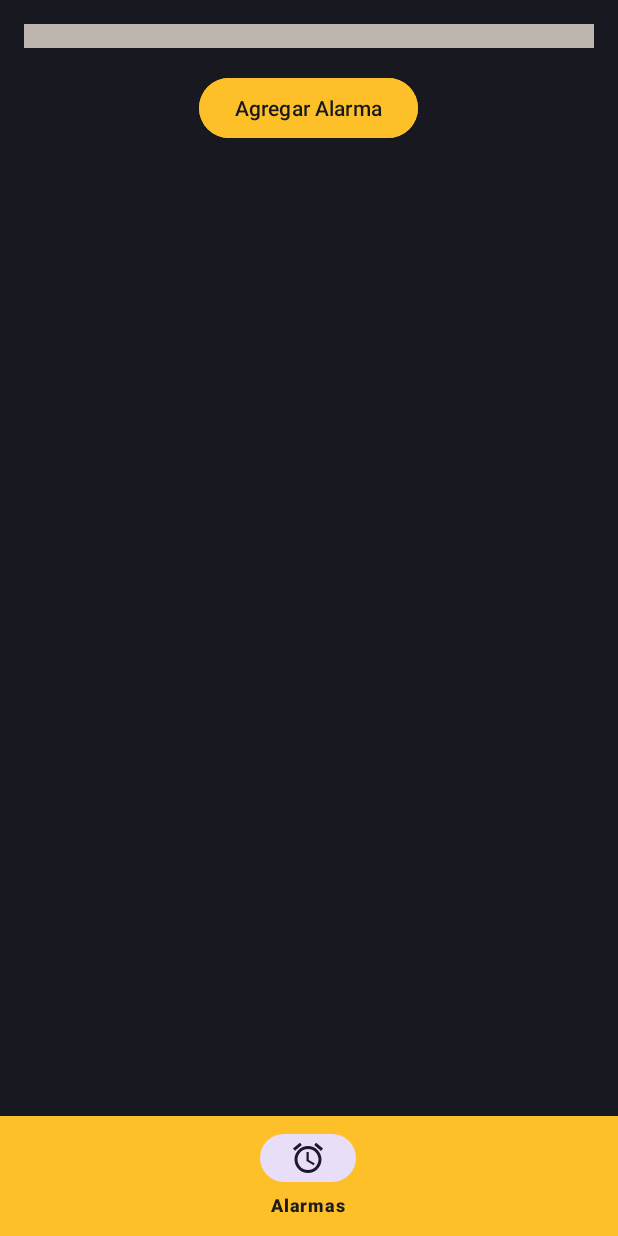
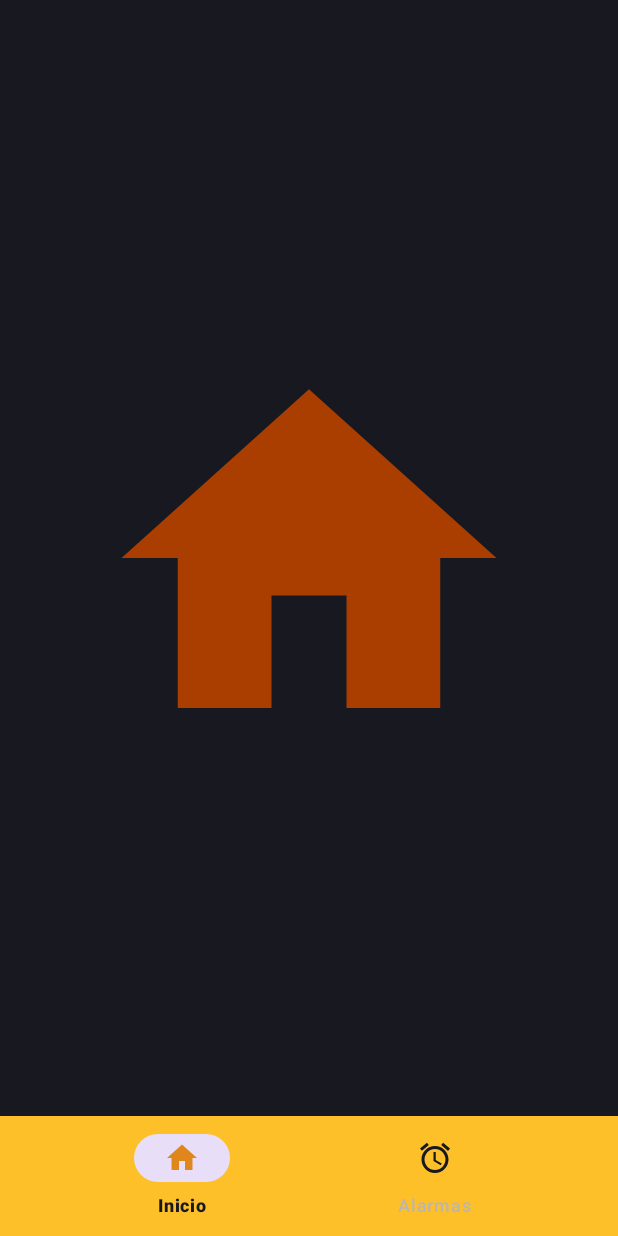
Before and after one commit to MrFideo/DynamicRiseUp, an Android app: the screen it shows after launch (MainActivity), on a phone screen of 412 x 824 dp. Run offline under Robolectric (Android 15) with nearby library versions, the phone set to English and light mode, and no system bars.

Commit message:
Tercer commit
Implementación de lector de código QR, botón de eliminar alarma, home fragment y modificaciones en colores.

```diff
--- a/app/build.gradle
+++ b/app/build.gradle
@@ -37,4 +37,7 @@ dependencies {
     testImplementation libs.junit
     androidTestImplementation libs.ext.junit
     androidTestImplementation libs.espresso.core
+    implementation 'com.google.zxing:core:3.4.1'
+    implementation 'com.journeyapps:zxing-android-embedded:4.3.0'
+
 }
--- a/app/src/main/AndroidManifest.xml
+++ b/app/src/main/AndroidManifest.xml
@@ -1,6 +1,9 @@
 <?xml version="1.0" encoding="utf-8"?>
 <manifest xmlns:android="http://schemas.android.com/apk/res/android"
     xmlns:tools="http://schemas.android.com/tools">
+
+    <uses-permission android:name="android.permission.CAMERA"    tools:ignore="PermissionImpliesUnsupportedChromeOsHardware" />
+    <uses-feature android:name="android.hardware.camera"/>
 
     <application
         android:allowBackup="true"
--- a/app/src/main/java/com/tecmilenio/dynamicriseup/MainActivity.java
+++ b/app/src/main/java/com/tecmilenio/dynamicriseup/MainActivity.java
@@ -1,25 +1,23 @@
 package com.tecmilenio.dynamicriseup;
 
 import android.os.Bundle;
-
-import androidx.activity.EdgeToEdge;
 import androidx.appcompat.app.AppCompatActivity;
 import androidx.core.graphics.Insets;
 import androidx.core.view.ViewCompat;
 import androidx.core.view.WindowInsetsCompat;
-import androidx.annotation.NonNull;
 import androidx.fragment.app.Fragment;
 import com.google.android.material.bottomnavigation.BottomNavigationView;
 import com.tecmilenio.dynamicriseup.alarm.AlarmFragment;
-
+import com.tecmilenio.dynamicriseup.home.HomeFragment;
 
 public class MainActivity extends AppCompatActivity {
 
     @Override
     protected void onCreate(Bundle savedInstanceState) {
         super.onCreate(savedInstanceState);
-        EdgeToEdge.enable(this);
         setContentView(R.layout.activity_main);
+
+        // Manejo de insets para Edge-to-Edge
         ViewCompat.setOnApplyWindowInsetsListener(findViewById(R.id.main), (v, insets) -> {
             Insets systemBars = insets.getInsets(WindowInsetsCompat.Type.systemBars());
             v.setPadding(systemBars.left, systemBars.top, systemBars.right, systemBars.bottom);
@@ -28,18 +26,24 @@ public class MainActivity extends AppCompatActivity {
 
         BottomNavigationView bottomNavigationView = findViewById(R.id.bottom_navigation);
 
-        loadFragment(new AlarmFragment());
+        // Cargar el fragmento de inicio por defecto
+        if (savedInstanceState == null) {
+            loadFragment(new HomeFragment());
+        }
 
+        // Manejo de la navegación
         bottomNavigationView.setOnNavigationItemSelectedListener(item -> {
             Fragment selectedFragment = null;
             if (item.getItemId() == R.id.navigation_alarms) {
                 selectedFragment = new AlarmFragment();
+            } else if (item.getItemId() == R.id.navigation_home) {
+                selectedFragment = new HomeFragment();
             }
             return loadFragment(selectedFragment);
         });
-
     }
 
+    // Método para cargar el fragmento seleccionado
     private boolean loadFragment(Fragment fragment) {
         if (fragment != null) {
             getSupportFragmentManager()
@@ -50,6 +54,4 @@ public class MainActivity extends AppCompatActivity {
         }
         return false;
     }
-
-
 }
--- /dev/null
+++ b/app/src/main/java/com/tecmilenio/dynamicriseup/home/HomeFragment.java
@@ -0,0 +1,66 @@
+package com.tecmilenio.dynamicriseup.home;
+
+import android.os.Bundle;
+
+import androidx.fragment.app.Fragment;
+
+import android.view.LayoutInflater;
+import android.view.View;
+import android.view.ViewGroup;
+
+import com.tecmilenio.dynamicriseup.R;
+
+/**
+ * A simple {@link Fragment} subclass.
+ * Use the {@link HomeFragment#newInstance} factory method to
+ * create an instance of this fragment.
+ */
+public class HomeFragment extends Fragment {
+
+    // TODO: Rename parameter arguments, choose names that match
+    // the fragment initialization parameters, e.g. ARG_ITEM_NUMBER
+    private static final String ARG_PARAM1 = "param1";
+    private static final String ARG_PARAM2 = "param2";
+
+    // TODO: Rename and change types of parameters
+    private String mParam1;
+    private String mParam2;
+
+    public HomeFragment() {
+        // Required empty public constructor
+    }
+
+    /**
+     * Use this factory method to create a new instance of
+     * this fragment using the provided parameters.
+     *
+     * @param param1 Parameter 1.
+     * @param param2 Parameter 2.
+     * @return A new instance of fragment HomeFragment.
+     */
+    // TODO: Rename and change types and number of parameters
+    public static HomeFragment newInstance(String param1, String param2) {
+        HomeFragment fragment = new HomeFragment();
+        Bundle args = new Bundle();
+        args.putString(ARG_PARAM1, param1);
+        args.putString(ARG_PARAM2, param2);
+        fragment.setArguments(args);
+        return fragment;
+    }
+
+    @Override
+    public void onCreate(Bundle savedInstanceState) {
+        super.onCreate(savedInstanceState);
+        if (getArguments() != null) {
+            mParam1 = getArguments().getString(ARG_PARAM1);
+            mParam2 = getArguments().getString(ARG_PARAM2);
+        }
+    }
+
+    @Override
+    public View onCreateView(LayoutInflater inflater, ViewGroup container,
+                             Bundle savedInstanceState) {
+        // Inflate the layout for this fragment
+        return inflater.inflate(R.layout.fragment_home, container, false);
+    }
+}
--- /dev/null
+++ b/app/src/main/res/color/bottom_nav_icon_color.xml
@@ -0,0 +1,5 @@
+<?xml version="1.0" encoding="utf-8"?>
+<selector xmlns:android="http://schemas.android.com/apk/res/android">
+    <item android:color="@color/secondary_orange" android:state_checked="true" />
+    <item android:color="@color/background_color" android:state_checked="false" />
+</selector>
--- /dev/null
+++ b/app/src/main/res/color/bottom_nav_text_color.xml
@@ -0,0 +1,5 @@
+<?xml version="1.0" encoding="utf-8"?>
+<selector xmlns:android="http://schemas.android.com/apk/res/android">
+    <item android:color="@color/background_color" android:state_checked="true" />
+    <item android:color="@color/neutral_gray" android:state_checked="false" />
+</selector>
--- /dev/null
+++ b/app/src/main/res/drawable/ic_arrow.xml
@@ -0,0 +1,5 @@
+<vector xmlns:android="http://schemas.android.com/apk/res/android" android:height="24dp" android:viewportHeight="32" android:viewportWidth="32" android:width="24dp">
+
+    <path android:fillColor="#000000" android:fillType="evenOdd" android:pathData="M30.783,4.2C29.188,2.57 26.603,2.57 25.008,4.2L10.569,18.92L6.96,15.24C5.365,13.62 2.779,13.62 1.185,15.24C-0.41,16.87 -0.41,19.51 1.185,21.13L7.682,27.76C9.277,29.39 11.862,29.39 13.457,27.76L30.783,10.09C32.378,8.46 32.378,5.82 30.783,4.2" android:strokeColor="#00000000" android:strokeWidth="1"/>
+
+</vector>
--- /dev/null
+++ b/app/src/main/res/drawable/ic_home.xml
@@ -0,0 +1,5 @@
+<vector xmlns:android="http://schemas.android.com/apk/res/android" android:height="24dp" android:tint="#000000" android:viewportHeight="24" android:viewportWidth="24" android:width="24dp">
+
+    <path android:fillColor="@android:color/white" android:pathData="M10,20v-6h4v6h5v-8h3L12,3 2,12h3v8z"/>
+
+</vector>
--- /dev/null
+++ b/app/src/main/res/drawable/ic_trash.xml
@@ -0,0 +1,5 @@
+<vector xmlns:android="http://schemas.android.com/apk/res/android" android:height="24dp" android:viewportHeight="24" android:viewportWidth="24" android:width="24dp">
+
+    <path android:fillColor="#00000000" android:pathData="M18,6V16.2C18,17.88 18,18.72 17.673,19.362C17.385,19.927 16.927,20.385 16.362,20.673C15.72,21 14.88,21 13.2,21H10.8C9.12,21 8.28,21 7.638,20.673C7.074,20.385 6.615,19.927 6.327,19.362C6,18.72 6,17.88 6,16.2V6M4,6H20M16,6L15.729,5.188C15.467,4.401 15.336,4.008 15.093,3.717C14.878,3.46 14.602,3.261 14.29,3.139C13.938,3 13.523,3 12.694,3H11.306C10.477,3 10.062,3 9.71,3.139C9.398,3.261 9.122,3.46 8.907,3.717C8.664,4.008 8.533,4.401 8.271,5.188L8,6" android:strokeColor="#000000" android:strokeLineCap="round" android:strokeLineJoin="round" android:strokeWidth="2"/>
+
+</vector>
--- a/app/src/main/res/layout/activity_main.xml
+++ b/app/src/main/res/layout/activity_main.xml
@@ -20,6 +20,8 @@
         android:layout_height="wrap_content"
         android:layout_alignParentBottom="true"
         android:background="@color/primary_yellow"
-        app:menu="@menu/bottom_nav_menu" />
+        app:menu="@menu/bottom_nav_menu"
+        app:itemIconTint="@color/bottom_nav_icon_color"
+        app:itemTextColor="@color/bottom_nav_text_color" />
 
 </RelativeLayout>
--- a/app/src/main/res/layout/fragment_alarm.xml
+++ b/app/src/main/res/layout/fragment_alarm.xml
@@ -21,7 +21,7 @@
         android:layout_width="wrap_content"
         android:layout_height="wrap_content"
         android:text="Agregar Alarma"
-        android:backgroundTint="@color/primary_yellow"
+        android:backgroundTint="@color/accent_red"
         android:textColor="@color/background_color"
         android:layout_gravity="center_horizontal"
         android:layout_marginTop="16dp"/>
--- /dev/null
+++ b/app/src/main/res/layout/fragment_home.xml
@@ -0,0 +1,18 @@
+<?xml version="1.0" encoding="utf-8"?>
+<FrameLayout xmlns:android="http://schemas.android.com/apk/res/android"
+    xmlns:app="http://schemas.android.com/apk/res-auto"
+    android:layout_width="match_parent"
+    android:layout_height="match_parent"
+    android:gravity="center"
+    android:background="@color/background_color">
+
+    <ImageView
+        android:id="@+id/home_icon"
+        android:layout_width="300dp"
+        android:layout_height="300dp"
+        android:src="@drawable/ic_home"
+        android:contentDescription="@string/home_icon"
+        app:tint="@color/accent_red"
+        android:layout_gravity="center" />
+
+</FrameLayout>
--- a/app/src/main/res/menu/bottom_nav_menu.xml
+++ b/app/src/main/res/menu/bottom_nav_menu.xml
@@ -1,5 +1,9 @@
 <?xml version="1.0" encoding="utf-8"?>
 <menu xmlns:android="http://schemas.android.com/apk/res/android">
+    <item
+        android:id="@+id/navigation_home"
+        android:icon="@drawable/ic_home"
+        android:title="Inicio" />
     <item
         android:id="@+id/navigation_alarms"
         android:icon="@drawable/ic_alarm"
--- a/app/src/main/res/values/strings.xml
+++ b/app/src/main/res/values/strings.xml
@@ -1,5 +1,5 @@
 <resources>
     <string name="app_name">DynamicRiseUp</string>
-    <!-- TODO: Remove or change this placeholder text -->
     <string name="hello_blank_fragment">Hello blank fragment</string>
+    <string name="home_icon">Icono de Inicio</string>
 </resources>
```
Also changed, not shown: app/src/main/java/com/tecmilenio/dynamicriseup/alarm/AlarmFragment.java (+65 -6 lines).
